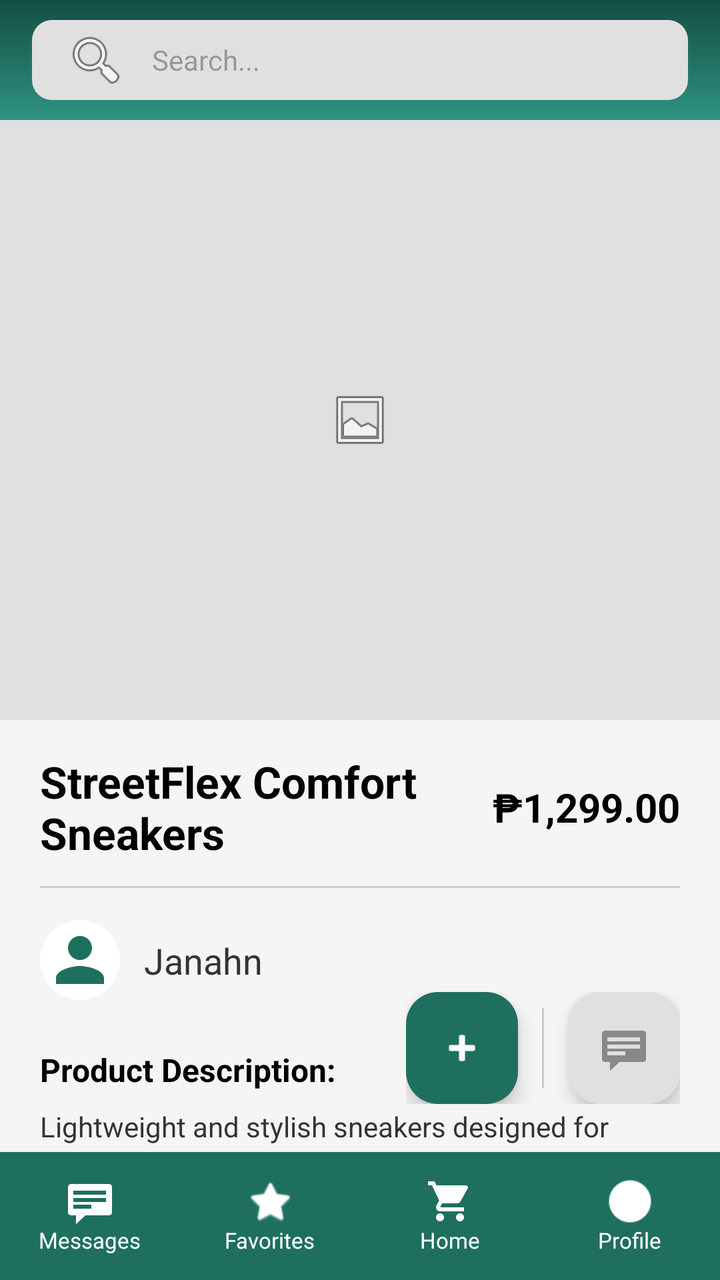
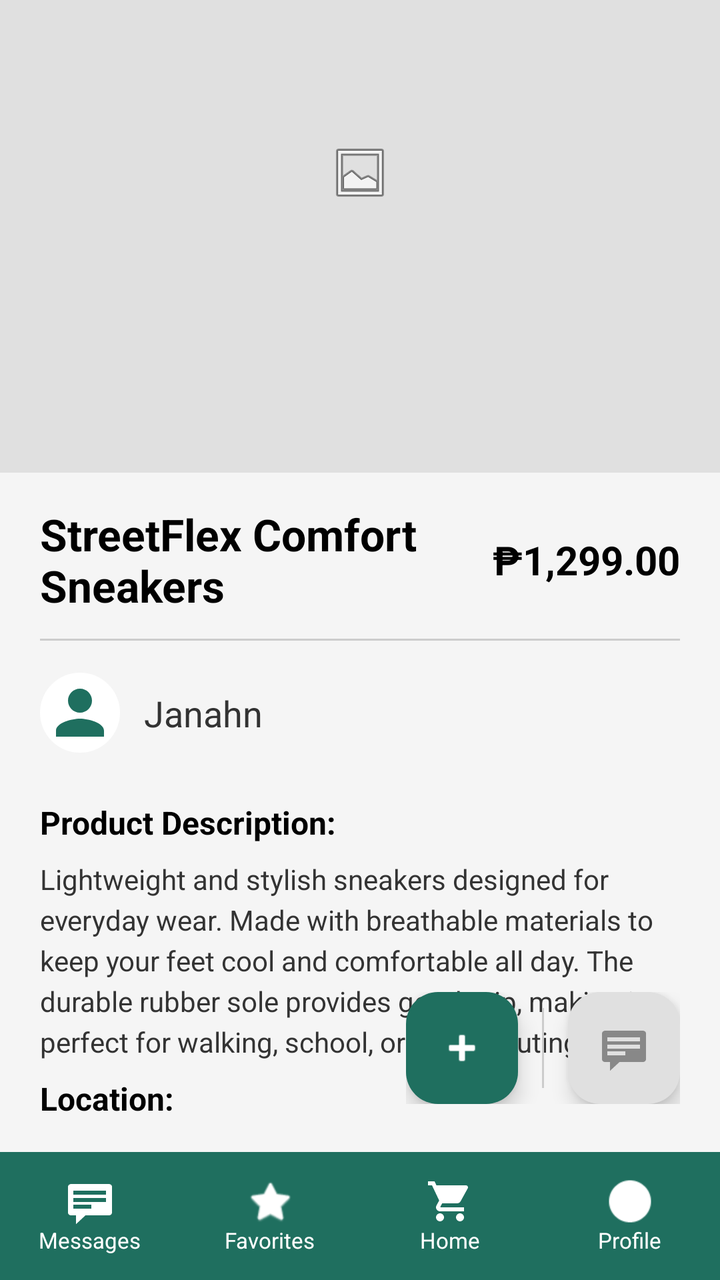

Before-and-after screenshots of an Android layout around one commit, followed by the original layout XML and the change that was made.
<!-- AndroidManifest.xml: application theme Theme.AppDevLocalBuyAndSellSystem -->
<!-- res/layout/product_details.xml -->
<?xml version="1.0" encoding="utf-8"?>
<androidx.constraintlayout.widget.ConstraintLayout xmlns:android="http://schemas.android.com/apk/res/android"
    xmlns:app="http://schemas.android.com/apk/res-auto"
    xmlns:tools="http://schemas.android.com/tools"
    android:layout_width="match_parent"
    android:layout_height="match_parent"
    android:background="#F5F5F5">

    
    <androidx.constraintlayout.widget.ConstraintLayout
        android:id="@+id/detailsHeader"
        android:layout_width="match_parent"
        android:layout_height="60dp"
        android:background="@drawable/green_gradient_bg"
        android:paddingHorizontal="16dp"
        app:layout_constraintTop_toTopOf="parent">

        
        <EditText
            android:id="@+id/detailsSearchBar"
            android:layout_width="0dp"
            android:layout_height="40dp"
            android:background="@drawable/search_bar_bg"
            android:drawableStart="@android:drawable/ic_menu_search"
            android:drawablePadding="12dp"
            android:hint="@string/search_hint"
            android:importantForAutofill="no"
            android:inputType="text"
            android:paddingStart="16dp"
            android:paddingEnd="16dp"
            android:textColor="#000000"
            android:textSize="14sp"
            app:layout_constraintBottom_toBottomOf="parent"
            app:layout_constraintEnd_toEndOf="parent"
            app:layout_constraintStart_toStartOf="parent"
            app:layout_constraintTop_toTopOf="parent"
            tools:ignore="SpeakableTextPresentCheck" />

    </androidx.constraintlayout.widget.ConstraintLayout>

    <androidx.core.widget.NestedScrollView
        android:layout_width="match_parent"
        android:layout_height="0dp"
        android:fillViewport="true"
        app:layout_constraintBottom_toTopOf="@id/bottomNavBar"
        app:layout_constraintTop_toBottomOf="@id/detailsHeader">

        <androidx.constraintlayout.widget.ConstraintLayout
            android:layout_width="match_parent"
            android:layout_height="wrap_content"
            android:paddingBottom="100dp">

            
            <ImageView
                android:id="@+id/ivProductDetailImage"
                android:layout_width="match_parent"
                android:layout_height="300dp"
                android:background="#E0E0E0"
                android:contentDescription="@string/product_image_desc"
                android:scaleType="centerInside"
                android:src="@android:drawable/ic_menu_gallery"
                app:layout_constraintTop_toTopOf="parent"
                tools:layout_editor_absoluteX="-59dp" />

            
            <TextView
                android:id="@+id/tvProductDetailTitle"
                android:layout_width="0dp"
                android:layout_height="wrap_content"
                android:layout_marginStart="20dp"
                android:layout_marginTop="16dp"
                android:layout_marginEnd="12dp"
                android:text="StreetFlex Comfort Sneakers"
                android:textColor="#000000"
                android:textSize="22sp"
                android:textStyle="bold"
                app:layout_constraintEnd_toStartOf="@id/tvProductDetailPrice"
                app:layout_constraintStart_toStartOf="parent"
                app:layout_constraintTop_toBottomOf="@id/ivProductDetailImage" />

            <TextView
                android:id="@+id/tvProductDetailPrice"
                android:layout_width="wrap_content"
                android:layout_height="wrap_content"
                android:layout_marginEnd="20dp"
                android:text="₱1,299.00"
                android:textColor="#000000"
                android:textSize="20sp"
                android:textStyle="bold"
                app:layout_constraintBottom_toBottomOf="@id/tvProductDetailTitle"
                app:layout_constraintEnd_toEndOf="parent"
                app:layout_constraintTop_toTopOf="@id/tvProductDetailTitle" />

            <View
                android:id="@+id/titleDivider"
                android:layout_width="match_parent"
                android:layout_height="1dp"
                android:layout_marginHorizontal="20dp"
                android:layout_marginTop="12dp"
                android:background="#CCCCCC"
                app:layout_constraintTop_toBottomOf="@id/tvProductDetailTitle" />

            
            <androidx.constraintlayout.widget.ConstraintLayout
                android:id="@+id/sellerSection"
                android:layout_width="match_parent"
                android:layout_height="wrap_content"
                android:layout_marginTop="16dp"
                android:paddingHorizontal="20dp"
                app:layout_constraintTop_toBottomOf="@id/titleDivider">

                <ImageView
                    android:id="@+id/ivSellerProfile"
                    android:layout_width="40dp"
                    android:layout_height="40dp"
                    android:background="@drawable/circle_white_bg"
                    android:padding="2dp"
                    android:src="@drawable/ic_user"
                    app:layout_constraintBottom_toBottomOf="parent"
                    app:layout_constraintStart_toStartOf="parent"
                    app:layout_constraintTop_toTopOf="parent"
                    app:tint="#1F6F5F"
                    android:contentDescription="@string/seller_profile_desc" />

                <TextView
                    android:id="@+id/tvSellerName"
                    android:layout_width="wrap_content"
                    android:layout_height="wrap_content"
                    android:layout_marginStart="12dp"
                    android:text="Janahn"
                    android:textColor="#333333"
                    android:textSize="18sp"
                    app:layout_constraintBottom_toBottomOf="@id/ivSellerProfile"
                    app:layout_constraintStart_toEndOf="@id/ivSellerProfile"
                    app:layout_constraintTop_toTopOf="@id/ivSellerProfile" />

                <LinearLayout
                    android:layout_width="wrap_content"
                    android:layout_height="wrap_content"
                    android:gravity="center_vertical"
                    android:orientation="horizontal"
                    app:layout_constraintBottom_toBottomOf="parent"
                    app:layout_constraintTop_toTopOf="parent"
                    tools:layout_editor_absoluteX="292dp"/>

            </androidx.constraintlayout.widget.ConstraintLayout>

            
            <TextView
                android:id="@+id/tvDescriptionLabel"
                android:layout_width="wrap_content"
                android:layout_height="wrap_content"
                android:layout_marginStart="20dp"
                android:layout_marginTop="24dp"
                android:text="@string/product_description_title"
                android:textColor="#000000"
                android:textSize="16sp"
                android:textStyle="bold"
                app:layout_constraintStart_toStartOf="parent"
                app:layout_constraintTop_toBottomOf="@id/sellerSection" />

            <TextView
                android:id="@+id/tvProductDetailDesc"
                android:layout_width="0dp"
                android:layout_height="wrap_content"
                android:layout_marginTop="8dp"
                android:layout_marginEnd="20dp"
                android:lineSpacingExtra="4dp"
                android:text="Lightweight and stylish sneakers designed for everyday wear. Made with breathable materials to keep your feet cool and comfortable all day. The durable rubber sole provides good grip, making it perfect for walking, school, or casual outings."
                android:textColor="#333333"
                android:textSize="14sp"
                app:layout_constraintEnd_toEndOf="parent"
                app:layout_constraintStart_toStartOf="@id/tvDescriptionLabel"
                app:layout_constraintTop_toBottomOf="@id/tvDescriptionLabel" />

            <TextView
                android:id="@+id/tvProductLocation"
                android:layout_width="wrap_content"
                android:layout_height="wrap_content"
                android:layout_marginStart="20dp"
                android:layout_marginTop="8dp"
                android:text="Location: "
                android:textColor="#000000"
                android:textSize="16sp"
                android:textStyle="bold"
                app:layout_constraintStart_toStartOf="parent"
                app:layout_constraintTop_toBottomOf="@+id/tvProductDetailDesc" />

        </androidx.constraintlayout.widget.ConstraintLayout>
    </androidx.core.widget.NestedScrollView>

    
    <LinearLayout
        android:id="@+id/fabContainer"
        android:layout_width="wrap_content"
        android:layout_height="wrap_content"
        android:layout_marginEnd="20dp"
        android:layout_marginBottom="24dp"
        android:background="@android:color/transparent"
        android:gravity="center_vertical"
        android:orientation="horizontal"
        app:layout_constraintBottom_toTopOf="@id/bottomNavBar"
        app:layout_constraintEnd_toEndOf="parent">

        
        <com.google.android.material.floatingactionbutton.FloatingActionButton
            android:id="@+id/fabAddProduct"
            android:layout_width="wrap_content"
            android:layout_height="wrap_content"
            android:src="@android:drawable/ic_input_add"
            app:backgroundTint="#1F6F5F"
            app:fabSize="normal"
            app:tint="#FFFFFF"
            android:contentDescription="@string/add_product_desc" />

        <View
            android:layout_width="1dp"
            android:layout_height="40dp"
            android:layout_marginHorizontal="12dp"
            android:background="#CCCCCC" />

        
        <com.google.android.material.floatingactionbutton.FloatingActionButton
            android:id="@+id/fabMessageSeller"
            android:layout_width="wrap_content"
            android:layout_height="wrap_content"
            android:src="@android:drawable/stat_notify_chat"
            app:backgroundTint="#E0E0E0"
            app:fabSize="normal"
            app:tint="#888888"
            android:contentDescription="@string/message_seller_desc" />

    </LinearLayout>

    
    <LinearLayout
        android:id="@+id/bottomNavBar"
        android:layout_width="match_parent"
        android:layout_height="64dp"
        android:background="#1F6F5F"
        android:baselineAligned="false"
        android:orientation="horizontal"
        app:layout_constraintBottom_toBottomOf="parent">

        <LinearLayout
            android:id="@+id/navMessages"
            android:layout_width="0dp"
            android:layout_height="match_parent"
            android:layout_weight="1"
            android:gravity="center"
            android:orientation="vertical">
            <ImageView
                android:layout_width="24dp"
                android:layout_height="24dp"
                android:src="@android:drawable/stat_notify_chat"
                app:tint="#FFFFFF"
                android:contentDescription="@null" />
            <TextView
                android:layout_width="wrap_content"
                android:layout_height="wrap_content"
                android:text="@string/messages"
                android:textColor="#FFFFFF"
                android:textSize="11sp" />
        </LinearLayout>

        <LinearLayout
            android:id="@+id/navFavorites"
            android:layout_width="0dp"
            android:layout_height="match_parent"
            android:layout_weight="1"
            android:gravity="center"
            android:orientation="vertical">
            <ImageView
                android:layout_width="24dp"
                android:layout_height="24dp"
                android:src="@android:drawable/btn_star_big_on"
                app:tint="#FFFFFF"
                android:contentDescription="@null" />
            <TextView
                android:layout_width="wrap_content"
                android:layout_height="wrap_content"
                android:text="@string/favorites"
                android:textColor="#FFFFFF"
                android:textSize="11sp" />
        </LinearLayout>

        <LinearLayout
            android:id="@+id/navHome"
            android:layout_width="0dp"
            android:layout_height="match_parent"
            android:layout_weight="1"
            android:gravity="center"
            android:orientation="vertical">
            <ImageView
                android:layout_width="24dp"
                android:layout_height="24dp"
                android:src="@drawable/ic_cart"
                app:tint="#FFFFFF"
                android:contentDescription="@null" />
            <TextView
                android:layout_width="wrap_content"
                android:layout_height="wrap_content"
                android:text="@string/home"
                android:textColor="#FFFFFF"
                android:textSize="11sp" />
        </LinearLayout>

        <LinearLayout
            android:id="@+id/navMe"
            android:layout_width="0dp"
            android:layout_height="match_parent"
            android:layout_weight="1"
            android:gravity="center"
            android:orientation="vertical">
            <ImageView
                android:layout_width="24dp"
                android:layout_height="24dp"
                android:src="@android:drawable/presence_online"
                app:tint="#FFFFFF"
                android:contentDescription="@null" />
            <TextView
                android:layout_width="wrap_content"
                android:layout_height="wrap_content"
                android:text="@string/me"
                android:textColor="#FFFFFF"
                android:textSize="11sp" />
        </LinearLayout>

    </LinearLayout>

</androidx.constraintlayout.widget.ConstraintLayout>
<!-- resources referenced by this layout -->
<resources>
  <!-- drawable circle_white_bg (drawable) -->
  <?xml version="1.0" encoding="utf-8"?>
  <shape xmlns:android="http://schemas.android.com/apk/res/android"
      android:shape="oval">
      <solid android:color="#FFFFFF"/>
  </shape>
  <!-- drawable green_gradient_bg (drawable) -->
  <?xml version="1.0" encoding="utf-8"?>
  <shape xmlns:android="http://schemas.android.com/apk/res/android"
      android:shape="rectangle">
      <gradient
          android:startColor="#144D42"
          android:endColor="#2E9381"
          android:angle="270" />
  </shape>
  <!-- drawable ic_cart (drawable) -->
  <vector xmlns:android="http://schemas.android.com/apk/res/android"
      android:width="24dp"
      android:height="24dp"
      android:viewportWidth="24"
      android:viewportHeight="24">
      <path
          android:fillColor="#FF000000"
          android:pathData="M7,18c-1.1,0 -1.99,0.9 -1.99,2S5.9,22 7,22s2,-0.9 2,-2 -0.9,-2 -2,-2zM1,2v2h2l3.6,7.59 -1.35,2.45c-0.16,0.28 -0.25,0.61 -0.25,0.96 0,1.1 0.9,2 2,2h12v-2L7.42,15c-0.14,0 -0.25,-0.11 -0.25,-0.25l0.03,-0.12L8.1,13h7.45c0.75,0 1.41,-0.41 1.75,-1.03l3.58,-6.49c0.08,-0.14 0.12,-0.31 0.12,-0.48 0,-0.55 -0.45,-1 -1,-1L5.21,4l-0.94,-2L1,2zM17,18c-1.1,0 -1.99,0.9 -1.99,2s0.89,2 1.99,2 2,-0.9 2,-2 -0.9,-2 -2,-2z"/>
  </vector>
  <!-- drawable ic_user (drawable) -->
  <vector xmlns:android="http://schemas.android.com/apk/res/android"
      android:width="24dp"
      android:height="24dp"
      android:viewportWidth="24"
      android:viewportHeight="24">
      <path
          android:fillColor="#1F6F5F"
          android:pathData="M12,12c2.21,0 4,-1.79 4,-4s-1.79,-4 -4,-4 -4,1.79 -4,4 1.79,4 4,4zM12,14c-2.67,0 -8,1.34 -8,4v2h16v-2c0,-2.66 -5.33,-4 -8,-4z" />
  </vector>
  <!-- drawable search_bar_bg (drawable) -->
  <?xml version="1.0" encoding="utf-8"?>
  <shape xmlns:android="http://schemas.android.com/apk/res/android"
      android:shape="rectangle">
      <solid android:color="#E0E0E0" />
      <corners android:radius="10dp" />
  </shape>
  <string name="add_product_desc">Add product</string>
  <string name="favorites">Favorites</string>
  <string name="home">Home</string>
  <string name="me">Profile</string>
  <string name="message_seller_desc">Message seller</string>
  <string name="messages">Messages</string>
  <string name="product_description_title">Product Description:</string>
  <string name="product_image_desc">Product Image</string>
  <string name="search_hint">Search...</string>
  <string name="seller_profile_desc">Seller Profile</string>
  <style name="Theme.AppDevLocalBuyAndSellSystem" parent="Base.Theme.AppDevLocalBuyAndSellSystem" />
  <style name="Base.Theme.AppDevLocalBuyAndSellSystem" parent="Theme.Material3.DayNight.NoActionBar">
          
          
      </style>
</resources>

<!-- the commit's change to res/layout/product_details.xml (unified diff, before → after) -->
@@ -7,43 +7,12 @@
     android:background="#F5F5F5">
 
     
-    <androidx.constraintlayout.widget.ConstraintLayout
-        android:id="@+id/detailsHeader"
-        android:layout_width="match_parent"
-        android:layout_height="60dp"
-        android:background="@drawable/green_gradient_bg"
-        android:paddingHorizontal="16dp"
-        app:layout_constraintTop_toTopOf="parent">
-
-        
-        <EditText
-            android:id="@+id/detailsSearchBar"
-            android:layout_width="0dp"
-            android:layout_height="40dp"
-            android:background="@drawable/search_bar_bg"
-            android:drawableStart="@android:drawable/ic_menu_search"
-            android:drawablePadding="12dp"
-            android:hint="@string/search_hint"
-            android:importantForAutofill="no"
-            android:inputType="text"
-            android:paddingStart="16dp"
-            android:paddingEnd="16dp"
-            android:textColor="#000000"
-            android:textSize="14sp"
-            app:layout_constraintBottom_toBottomOf="parent"
-            app:layout_constraintEnd_toEndOf="parent"
-            app:layout_constraintStart_toStartOf="parent"
-            app:layout_constraintTop_toTopOf="parent"
-            tools:ignore="SpeakableTextPresentCheck" />
-
-    </androidx.constraintlayout.widget.ConstraintLayout>
 
     <androidx.core.widget.NestedScrollView
         android:layout_width="match_parent"
         android:layout_height="0dp"
         android:fillViewport="true"
-        app:layout_constraintBottom_toTopOf="@id/bottomNavBar"
-        app:layout_constraintTop_toBottomOf="@id/detailsHeader">
+        app:layout_constraintBottom_toTopOf="@id/bottomNavBar">
 
         <androidx.constraintlayout.widget.ConstraintLayout
             android:layout_width="match_parent"
@@ -114,13 +83,13 @@
                     android:layout_width="40dp"
                     android:layout_height="40dp"
                     android:background="@drawable/circle_white_bg"
+                    android:contentDescription="@string/seller_profile_desc"
                     android:padding="2dp"
                     android:src="@drawable/ic_user"
                     app:layout_constraintBottom_toBottomOf="parent"
                     app:layout_constraintStart_toStartOf="parent"
                     app:layout_constraintTop_toTopOf="parent"
-                    app:tint="#1F6F5F"
-                    android:contentDescription="@string/seller_profile_desc" />
+                    app:tint="#1F6F5F" />
 
                 <TextView
                     android:id="@+id/tvSellerName"
@@ -141,7 +110,7 @@
                     android:orientation="horizontal"
                     app:layout_constraintBottom_toBottomOf="parent"
                     app:layout_constraintTop_toTopOf="parent"
-                    tools:layout_editor_absoluteX="292dp"/>
+                    tools:layout_editor_absoluteX="292dp" />
 
             </androidx.constraintlayout.widget.ConstraintLayout>
 
<!-- resource entries referenced after the edit -->
@@ -5,15 +5,6 @@
   <shape xmlns:android="http://schemas.android.com/apk/res/android"
       android:shape="oval">
       <solid android:color="#FFFFFF"/>
-  </shape>
-  <!-- drawable green_gradient_bg (drawable) -->
-  <?xml version="1.0" encoding="utf-8"?>
-  <shape xmlns:android="http://schemas.android.com/apk/res/android"
-      android:shape="rectangle">
-      <gradient
-          android:startColor="#144D42"
-          android:endColor="#2E9381"
-          android:angle="270" />
   </shape>
   <!-- drawable ic_cart (drawable) -->
   <vector xmlns:android="http://schemas.android.com/apk/res/android"
@@ -35,13 +26,6 @@
           android:fillColor="#1F6F5F"
           android:pathData="M12,12c2.21,0 4,-1.79 4,-4s-1.79,-4 -4,-4 -4,1.79 -4,4 1.79,4 4,4zM12,14c-2.67,0 -8,1.34 -8,4v2h16v-2c0,-2.66 -5.33,-4 -8,-4z" />
   </vector>
-  <!-- drawable search_bar_bg (drawable) -->
-  <?xml version="1.0" encoding="utf-8"?>
-  <shape xmlns:android="http://schemas.android.com/apk/res/android"
-      android:shape="rectangle">
-      <solid android:color="#E0E0E0" />
-      <corners android:radius="10dp" />
-  </shape>
   <string name="add_product_desc">Add product</string>
   <string name="favorites">Favorites</string>
   <string name="home">Home</string>
@@ -50,7 +34,6 @@
   <string name="messages">Messages</string>
   <string name="product_description_title">Product Description:</string>
   <string name="product_image_desc">Product Image</string>
-  <string name="search_hint">Search...</string>
   <string name="seller_profile_desc">Seller Profile</string>
   <style name="Theme.AppDevLocalBuyAndSellSystem" parent="Base.Theme.AppDevLocalBuyAndSellSystem" />
   <style name="Base.Theme.AppDevLocalBuyAndSellSystem" parent="Theme.Material3.DayNight.NoActionBar">
